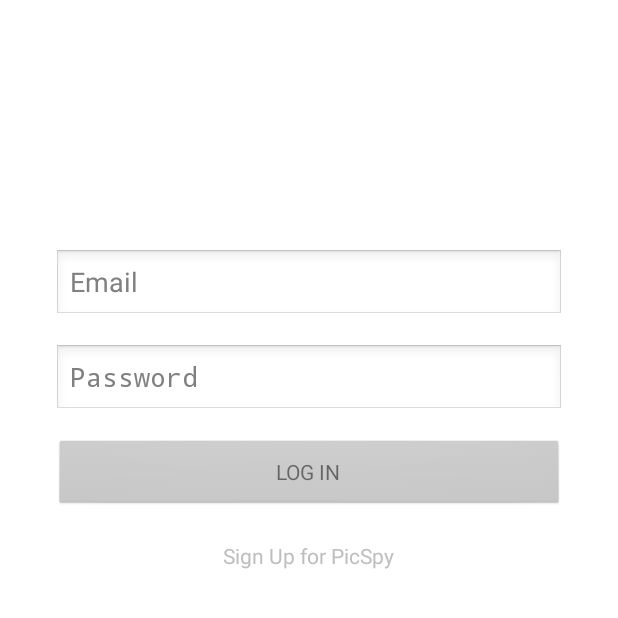
After one commit to jvernick/ISpyGame, an Android app: the LoginActivity screen opened directly, with no data from a screen before it, on a phone screen of 412 x 824 dp, the top half of it. The commit adds this screen. Run offline under Robolectric (Android 15) with nearby library versions, the light colour scheme and no system bars.

Commit message:
added login page and configured it a bit

```diff
--- /dev/null
+++ b/app/src/main/java/com/PicSpy/LoginActivity.java
@@ -0,0 +1,127 @@
+package com.picspy;
+
+import android.app.Activity;
+import android.app.AlertDialog;
+import android.app.ProgressDialog;
+import android.content.DialogInterface;
+import android.graphics.PorterDuff;
+import android.os.AsyncTask;
+import android.os.Bundle;
+import android.text.Editable;
+import android.text.TextWatcher;
+import android.util.Log;
+import android.view.View;
+import android.widget.Button;
+import android.widget.EditText;
+
+import com.dreamfactory.api.UserApi;
+import com.dreamfactory.client.ApiException;
+import com.dreamfactory.model.Login;
+import com.dreamfactory.model.Session;
+import com.picspy.firstapp.R;
+import com.picspy.utils.AppConstants;
+import com.picspy.utils.PrefUtil;
+
+public class LoginActivity extends Activity {
+    private EditText  email_text, pass_text;
+    private Button login_button;
+    private ProgressDialog progressDialog;
+
+    @Override
+    protected void onCreate(Bundle savedInstanceState) {
+        super.onCreate(savedInstanceState);
+        setContentView(R.layout.activity_login);
+        progressDialog = new ProgressDialog(LoginActivity.this);
+        progressDialog.setMessage(getText(R.string.loading_message));
+
+        email_text = (EditText) findViewById(R.id.user_email);
+        pass_text = (EditText) findViewById(R.id.user_password);
+        login_button = (Button) findViewById(R.id.button_login);
+
+        email_text.addTextChangedListener(textWatcher);
+        pass_text.addTextChangedListener(textWatcher);
+
+        //check if fields are empty
+        checkFieldsForEmptyValues();
+    }
+
+    //Validates the input To disable button if any field is empyt
+    private TextWatcher textWatcher = new TextWatcher() {
+        @Override
+        public void beforeTextChanged(CharSequence charSequence, int i, int i2, int i3){}
+
+        @Override
+        public void onTextChanged(CharSequence charSequence, int i, int i2, int i3)  {}
+
+        @Override
+        public void afterTextChanged(Editable editable) {
+            checkFieldsForEmptyValues();
+        }
+    };
+
+    private  void checkFieldsForEmptyValues(){
+        String s1 = email_text.getText().toString();
+        String s2 = pass_text.getText().toString();
+
+        if (s1.equals("") || s2.equals("")) { //disables and greys out the button
+            login_button.setEnabled(false);
+            login_button.getBackground().setColorFilter(0xff888888, PorterDuff.Mode.MULTIPLY);
+        } else { //enables and ungreys out the button
+            login_button.setEnabled(true);
+            login_button.getBackground().clearColorFilter();
+        }
+    }
+
+    public void login(View view) {
+        LoginTask loginTask = new LoginTask();
+        loginTask.execute();
+    }
+
+    /* Class to run network transaction in background on a new thread. This is required*/
+    private class LoginTask extends AsyncTask<Void, Void, String> {
+        @Override
+        protected String doInBackground(Void... params) {
+            try {
+                String session_id = loginSercice();
+                PrefUtil.putString(getApplicationContext(), AppConstants.SESSION_ID, session_id);
+            } catch (ApiException e) {
+                return e.getMessage();
+            }
+            return null;
+        }
+
+        @Override
+        /* Calls method to create new activity that displays registration response
+         * TODO: overwite to open different activities based on the result
+         */
+        protected void onPostExecute(String message) {
+            Log.d("login", "network done");
+            progressDialog.cancel();
+                AlertDialog.Builder alertDialog = new AlertDialog.Builder(LoginActivity.this);
+                //TODO modify error presentation format and possibly the error message
+                alertDialog.setTitle("Message").setMessage(message).setCancelable(false).setPositiveButton("Ok", new DialogInterface.OnClickListener() {
+                    @Override
+                    public void onClick(DialogInterface dialog, int which) {
+                        dialog.cancel();
+                    }
+                });
+            alertDialog.show();
+        }
+
+        @Override
+        protected void onPreExecute() {
+            progressDialog.show();
+        }
+
+
+        private String loginSercice() throws ApiException {
+            UserApi userApi = new UserApi();
+            userApi.addHeader("X-DreamFactory-Application-Name", AppConstants.APP_NAME);
+            Login login = new Login();
+            login.setEmail(email_text.getText().toString());
+            login.setPassword(pass_text.getText().toString());
+            Session session = userApi.login(login);
+            return session.getSession_id();
+        }
+    }
+}
--- a/app/src/main/java/com/PicSpy/utils/AppConstants.java
+++ b/app/src/main/java/com/PicSpy/utils/AppConstants.java
@@ -10,7 +10,7 @@ public class AppConstants {
     public static final String SESSION_ID = "session_id";
     public static final String APP_NAME = "admin";
     //TODO change following constants as required (specifically just change the IP)
-    public static final String DSP_URL = "http://192.168.1.118:8080/rest";
+    public static final String DSP_URL = "http://192.168.0.14:8080/rest";
 
     private AppConstants() {};
 }
--- a/app/src/main/java/com/dreamfactory/api/UserApi.java
+++ b/app/src/main/java/com/dreamfactory/api/UserApi.java
@@ -1,4 +1,6 @@
 package com.dreamfactory.api;
+
+import android.util.Log;
 
 import com.dreamfactory.client.ApiException;
 import com.dreamfactory.client.ApiInvoker;
@@ -430,6 +432,7 @@ public class UserApi {
 			}
 		} catch (ApiException ex) {
 			if(ex.getCode() == 404) {
+				Log.d("userapi", "404 error");
 				return null;
 			}
 			else {
--- /dev/null
+++ b/app/src/main/res/layout/activity_login.xml
@@ -0,0 +1,58 @@
+<RelativeLayout xmlns:android="http://schemas.android.com/apk/res/android"
+    xmlns:tools="http://schemas.android.com/tools"
+    android:layout_width="match_parent"
+    android:layout_height="match_parent"
+    android:paddingLeft="@dimen/activity_horizontal_margin"
+    android:paddingRight="@dimen/activity_horizontal_margin"
+    android:paddingTop="@dimen/activity_vertical_margin"
+    android:paddingBottom="@dimen/activity_vertical_margin"
+    android:background="@drawable/splash_image"
+    tools:context="com.picspy.LoginActivity">
+    <!--TODO change backgroud above-->
+
+    <EditText
+        android:id="@+id/user_email"
+        android:layout_width="match_parent"
+        android:layout_height="wrap_content"
+        android:maxLines="1"
+        android:minHeight="40dp"
+        android:layout_marginLeft="20dp"
+        android:layout_marginRight="20dp"
+        android:layout_marginTop="150dp"
+        android:inputType="textEmailAddress"
+        android:hint="@string/email_hint"
+        android:layout_gravity="center" />
+    <EditText
+        android:id="@+id/user_password"
+        android:layout_width="match_parent"
+        android:layout_height="wrap_content"
+        android:layout_alignLeft="@id/user_email"
+        android:layout_alignRight="@id/user_email"
+        android:layout_marginTop="15dp"
+        android:inputType="textPassword"
+        android:layout_below="@id/user_email"
+        android:maxLines="1"
+        android:minHeight="40dp"
+        android:hint="@string/pass_hint1"
+        android:layout_gravity="center" />
+    <Button
+        android:id="@+id/button_login"
+        android:layout_width="match_parent"
+        android:layout_height="wrap_content"
+        android:layout_below="@id/user_password"
+        android:layout_alignLeft="@id/user_email"
+        android:layout_alignRight="@id/user_email"
+        android:layout_marginTop="15dp"
+        android:text="@string/button_login"
+        android:onClick="login"
+        android:layout_gravity="center" />
+    <TextView
+        android:id="@+id/sign_up_link"
+        android:layout_width="wrap_content"
+        android:layout_height="wrap_content"
+        android:layout_below="@id/button_login"
+        android:layout_centerInParent="true"
+        android:layout_marginTop="20dp"
+        android:text="@string/register_prompt"/>
+
+</RelativeLayout>
--- a/app/src/main/res/layout/activity_main.xml
+++ b/app/src/main/res/layout/activity_main.xml
@@ -79,8 +79,10 @@
         android:layout_alignParentBottom="true"
         android:layout_alignTop="@+id/bar"
         android:layout_alignBottom="@+id/bar"
-        android:layout_align="@+id/bar"
+
         android:background="#35CCFF"
         android:id="@+id/settingsButton" />
+    <!-- TODO removed from above because it caused an error
+     android:layout_align="@+id/bar" -->
 
 </RelativeLayout>
--- a/app/src/main/res/layout/activity_splash.xml
+++ b/app/src/main/res/layout/activity_splash.xml
@@ -6,7 +6,8 @@
     android:paddingRight="@dimen/activity_horizontal_margin"
     android:paddingTop="@dimen/activity_vertical_margin"
     android:paddingBottom="@dimen/activity_vertical_margin"
-    tools:context="com.firstapp.Splash_Activity">
+    tools:context="com.firstapp.Splash_Activity"
+    android:background="@drawable/splash_image">
 
     <!--- TODO add configure splash image below and backgroud above
     <ImageView
--- /dev/null
+++ b/app/src/main/res/menu/menu_login.xml
@@ -0,0 +1,6 @@
+<menu xmlns:android="http://schemas.android.com/apk/res/android"
+    xmlns:app="http://schemas.android.com/apk/res-auto"
+    xmlns:tools="http://schemas.android.com/tools" tools:context="com.picspy.LoginActivity">
+    <item android:id="@+id/action_settings" android:title="@string/action_settings"
+        android:orderInCategory="100" app:showAsAction="never" />
+</menu>
--- a/app/src/main/res/values/strings.xml
+++ b/app/src/main/res/values/strings.xml
@@ -8,10 +8,12 @@
     <string name="title_activity_display_message">My Message</string>
 
     <string name="button_register">Register</string>
+    <string name="button_login">LOG IN</string>
     <string name="submit_sign_up">Sign Up</string>
     <string name="pass_hint1">Password</string>
     <string name="email_hint">Email</string>
-    <string name="loginPrompt">Sign in</string>
+    <string name="register_prompt">Sign Up for PicSpy</string>
+    <string name="register_title">Sign Up</string>
     <string name="hello_world">Hello world!</string>
     <string name="title_activity_register">register</string>
     <string name="pass_hint2">Re-type Password</string>
@@ -19,4 +21,5 @@
     <string name="title_activity_post_registration">PostRegistrationActivity</string>
     <string name="loading_message">Please Wait..</string>
     <string name="title_activity_splash_">Splash_Activity</string>
+    <string name="title_activity_login">LoginActivity</string>
 </resources>
```
Also changed, not shown: app/src/main/AndroidManifest.xml (+21 -13 lines), app/src/main/java/com/PicSpy/RegisterActivity.java (+1 -16 lines), app/src/main/java/com/PicSpy/Splash_Activity.java (+8 -8 lines), app/src/main/res/layout/activity_register.xml (+8 -5 lines), app/src/main/res/drawable-hdpi/splash_image.png (added), app/src/main/splash_image-web.png (added), 2 other files.
